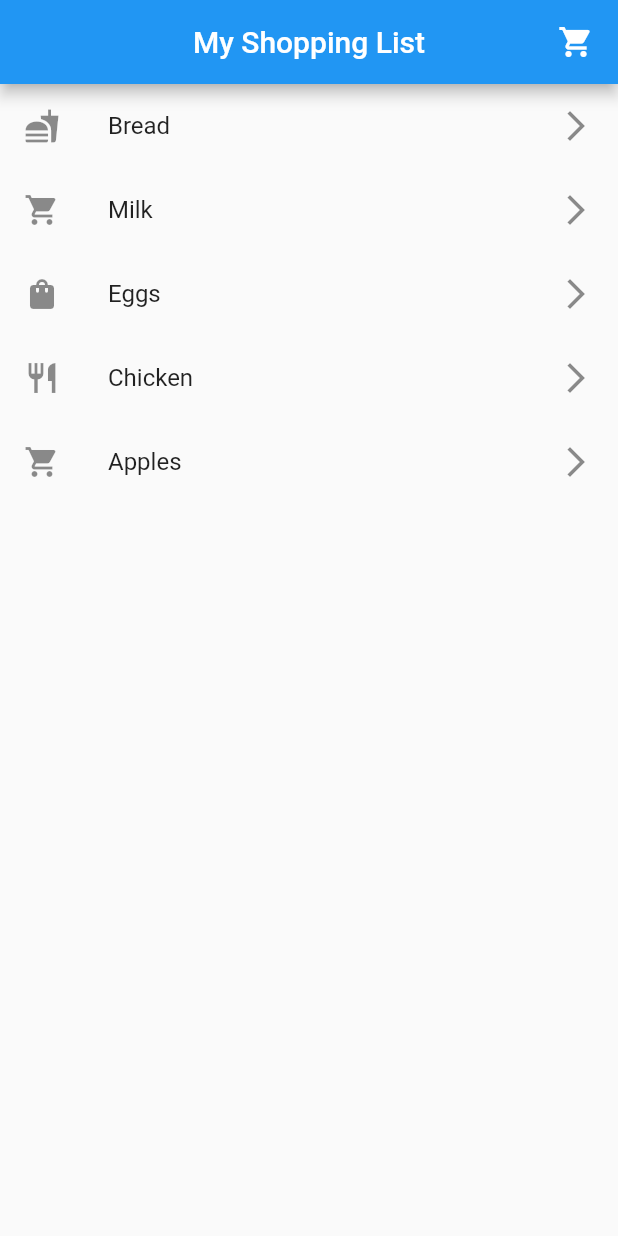
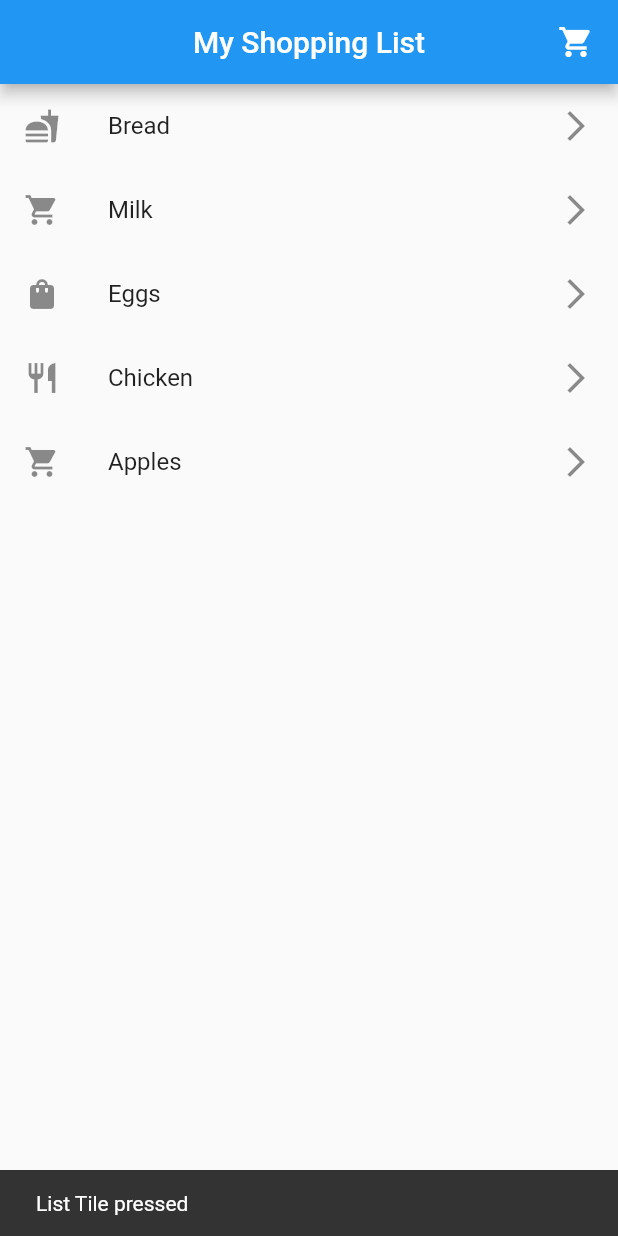
Before and after one commit to ob1Kenoobi/module6-livetest, a Flutter app: the screen it shows after launch, after a tap on "Bread", on a phone screen of 412 x 824 dp. Run offline on Flutter 3.47's test engine with Material 2 defaults, Android fonts, the phone set to English and light mode, and no system bars.

Commit message:
added a snackbar for the tiles.

```diff
--- a/lib/main.dart
+++ b/lib/main.dart
@@ -49,7 +49,12 @@ class ShoppingList extends StatelessWidget {
           title: Text(items[index].name),
           trailing: Icon(Icons.arrow_forward_ios),
           onTap: () {
-            // Add your onTap logic here
+            ScaffoldMessenger.of(context).showSnackBar(
+              SnackBar(
+                content: Text("List Tile pressed"),
+                duration: Duration(seconds: 2), // Adjust the duration as needed
+              ),
+            );
           },
         );
       },
```
